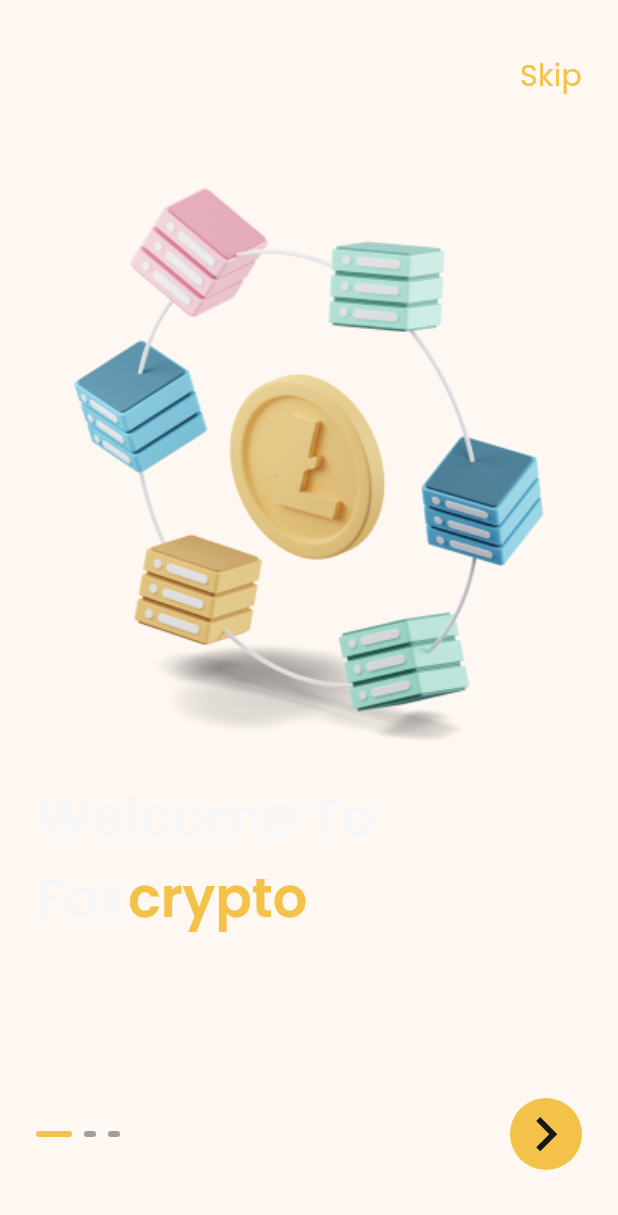
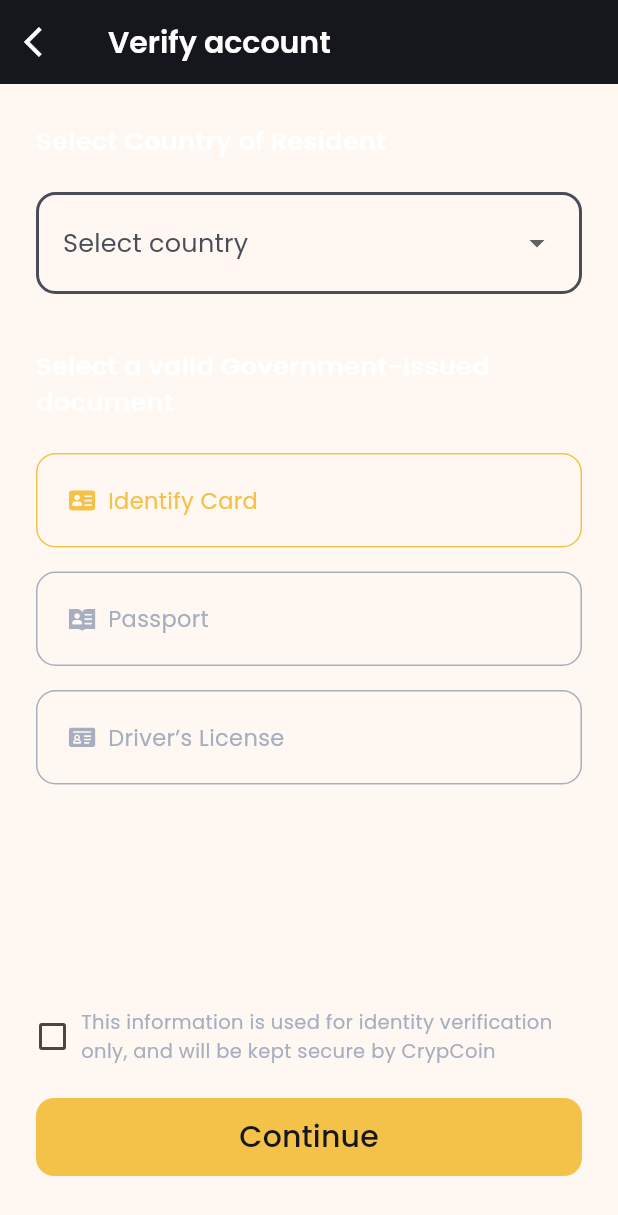
Before and after one commit to LuuNgocLan/fox-crypto-ui, a Flutter app: the screen it shows after launch, on a phone screen of 412 x 824 dp. Shown: the top 1215 px of the screen. Run offline on Flutter 3.47's test engine with Material 2 defaults, Android fonts, the phone set to English and light mode, and no system bars; drawn by our look-alikes of smooth_page_indicator; our stand-ins replace flutter_svg.

Commit message:
feat: account verification screen

```diff
--- a/lib/config/app_images.dart
+++ b/lib/config/app_images.dart
@@ -15,4 +15,7 @@ class AppImages {
   static const img1 = '$path/img_1.jpg';
   static const icGrowth = '$path/ic_growth.svg';
   static const imgCompleted = '$path/img_completed.png';
+  static const icIdentityCard = '$path/ic_identity_card.svg';
+  static const icPassport = '$path/ic_passport.svg';
+  static const icDrivenLicense = '$path/ic_driven_license.svg';
 }
--- a/lib/l10n/intl_en.arb
+++ b/lib/l10n/intl_en.arb
@@ -26,5 +26,18 @@
     "crypto": "crypto",
     "transaction_security": "Transaction \nSecurity ",
     "fast_and_reliable_market_update": "Fast and reliable \nMarket updated",
-    "skip": "Skip"
+    "skip": "Skip",
+    "verification": "Verification",
+    "code_have_been_sent_to_email": "Code have been sent to your email",
+    "resend_code": "Resend Code",
+    "verify": "Verify",
+    "verify_account": "Verify account",
+    "select_country_of_resident": "Select Country of Resident",
+    "select_country": "Select country",
+    "select_valid_government": "Select a valid Government-issued document",
+    "identify_card": "Identify Card",
+    "passport": "Passport",
+    "driver_license": "Driver’s License",
+    "verify_account_checkbox": "This information is used for identity verification only, and will be kept secure by CrypCoin",
+    "continue_action": "Continue"
 }
--- a/lib/main.dart
+++ b/lib/main.dart
@@ -41,7 +41,7 @@ class MyApp extends StatelessWidget {
         GlobalCupertinoLocalizations.delegate,
       ],
       supportedLocales: S.delegate.supportedLocales,
-      initialRoute: Routes.onboarding,
+      initialRoute: Routes.accountVerifyStep1,
       routes: Routes.routes,
     );
   }
--- a/lib/routes/routes.dart
+++ b/lib/routes/routes.dart
@@ -1,4 +1,5 @@
 import 'package:flutter/material.dart';
+import 'package:fox_crypto_ui/screens/account_verification/account_verification_page.dart';
 import 'package:fox_crypto_ui/screens/account_verification/completed_screen.dart';
 import 'package:fox_crypto_ui/screens/get_started/get_started_page.dart';
 import 'package:fox_crypto_ui/screens/home/home_page.dart';
@@ -28,7 +29,8 @@ class Routes {
     login: (BuildContext context) => const LoginPage(),
     signup: (BuildContext context) => const SignUpPage(),
     verificationCode: (BuildContext context) => const VerificationCodePage(),
-    accountVerifyStep1: (BuildContext context) => const SignUpPage(),
+    accountVerifyStep1: (BuildContext context) =>
+        const AccountVerificationPage(),
     accountVerifyStep2: (BuildContext context) => const SignUpPage(),
     accountVerifyStep3: (BuildContext context) => const SignUpPage(),
     completed: (BuildContext context) => const CompletedScreen(),
--- /dev/null
+++ b/lib/screens/account_verification/account_verification_page.dart
@@ -0,0 +1,196 @@
+import 'package:flutter/material.dart';
+import 'package:flutter_svg/svg.dart';
+import 'package:fox_crypto_ui/config/app_colors.dart';
+import 'package:fox_crypto_ui/config/app_images.dart';
+import 'package:fox_crypto_ui/config/app_text_style.dart';
+import 'package:fox_crypto_ui/generated/l10n.dart';
+import 'package:fox_crypto_ui/shared_view/common_app_bar.dart';
+import 'package:fox_crypto_ui/shared_view/common_button.dart';
+import 'package:fox_crypto_ui/shared_view/common_checkbox.dart';
+
+class AccountVerificationPage extends StatelessWidget {
+  const AccountVerificationPage({super.key});
+
+  @override
+  Widget build(BuildContext context) {
+    const List<String> list = <String>[
+      'One',
+      'Two',
+      'Three',
+      'Four',
+      'One',
+      'Two',
+      'Three',
+      'Four',
+      'One',
+      'Two',
+      'Three',
+      'Four',
+      'One',
+      'Two',
+      'Three',
+      'Four'
+    ];
+    return SafeArea(
+      child: Scaffold(
+        appBar: CommonAppBar(
+          title: S.current.verify_account,
+          onBack: () {
+            Navigator.pop(context);
+          },
+        ),
+        body: Padding(
+          padding: const EdgeInsets.symmetric(horizontal: 24.0),
+          child: Column(
+            mainAxisAlignment: MainAxisAlignment.start,
+            crossAxisAlignment: CrossAxisAlignment.start,
+            children: [
+              const SizedBox(height: 26.0),
+              Text(
+                S.current.select_country_of_resident,
+                style: const TextStyle(
+                    fontFamily: AppTextStyle.poppinsSemiBold,
+                    fontSize: 17.0,
+                    color: Colors.white),
+              ),
+              const SizedBox(height: 22.0),
+              Container(
+                decoration: BoxDecoration(
+                    border:
+                        Border.all(width: 2.0, color: AppColors.hintTextColor),
+                    borderRadius: BorderRadius.circular(13.0),
+                    shape: BoxShape.rectangle),
+                child: DropdownButton(
+                  underline: const SizedBox(),
+                  padding: const EdgeInsets.symmetric(
+                      horizontal: 16.0, vertical: 8.0),
+                  items: list.map<DropdownMenuItem<String>>(
+                    (String value) {
+                      return DropdownMenuItem<String>(
+                        value: value,
+                        child: Text(
+                          value,
+                          style: const TextStyle(
+                              color: Colors.white,
+                              fontFamily: AppTextStyle.poppinsRegular,
+                              fontSize: 17.0),
+                        ),
+                      );
+                    },
+                  ).toList(),
+                  onChanged: (value) {},
+                  hint: Text(
+                    S.current.select_country,
+                    style: const TextStyle(
+                      color: AppColors.hintTextColor,
+                      fontFamily: AppTextStyle.poppinsRegular,
+                      fontSize: 17.0,
+                    ),
+                  ),
+                  isExpanded: true,
+                ),
+              ),
+              const SizedBox(height: 36.0),
+              Text(
+                S.current.select_valid_government,
+                style: const TextStyle(
+                    fontFamily: AppTextStyle.poppinsSemiBold,
+                    fontSize: 17.0,
+                    color: Colors.white),
+              ),
+              const SizedBox(height: 22.0),
+              ListView(
+                shrinkWrap: true,
+                children: [
+                  Container(
+                    padding: const EdgeInsets.all(20.0),
+                    decoration: BoxDecoration(
+                      shape: BoxShape.rectangle,
+                      borderRadius: BorderRadius.circular(13.0),
+                      border: Border.all(color: AppColors.primary),
+                    ),
+                    child: Row(
+                      children: [
+                        SvgPicture.asset(AppImages.icIdentityCard),
+                        const SizedBox(width: 8.0),
+                        Text(
+                          S.current.identify_card,
+                          style: const TextStyle(
+                              fontFamily: AppTextStyle.poppinsRegular,
+                              fontSize: 15.0,
+                              color: AppColors.primary),
+                        )
+                      ],
+                    ),
+                  ),
+                  const SizedBox(height: 16.0),
+                  Container(
+                    padding: const EdgeInsets.all(20.0),
+                    decoration: BoxDecoration(
+                      shape: BoxShape.rectangle,
+                      borderRadius: BorderRadius.circular(13.0),
+                      border: Border.all(color: AppColors.placeHolder),
+                    ),
+                    child: Row(
+                      children: [
+                        SvgPicture.asset(AppImages.icPassport),
+                        const SizedBox(width: 8.0),
+                        Text(
+                          S.current.passport,
+                          style: const TextStyle(
+                              fontFamily: AppTextStyle.poppinsRegular,
+                              fontSize: 15.0,
+                              color: AppColors.placeHolder),
+                        )
+                      ],
+                    ),
+                  ),
+                  const SizedBox(height: 16.0),
+                  Container(
+                    padding: const EdgeInsets.all(20.0),
+                    decoration: BoxDecoration(
+                      shape: BoxShape.rectangle,
+                      borderRadius: BorderRadius.circular(13.0),
+                      border: Border.all(color: AppColors.placeHolder),
+                    ),
+                    child: Row(
+                      children: [
+                        SvgPicture.asset(AppImages.icDrivenLicense),
+                        const SizedBox(width: 8.0),
+                        Text(
+                          S.current.driver_license,
+                          style: const TextStyle(
+                              fontFamily: AppTextStyle.poppinsRegular,
+                              fontSize: 15.0,
+                              color: AppColors.placeHolder),
+                        )
+                      ],
+                    ),
+                  )
+                ],
+              ),
+              const Spacer(),
+              CommonCheckbox(
+                content: Text(
+                  S.current.verify_account_checkbox,
+                  style: const TextStyle(
+                    fontFamily: AppTextStyle.poppinsRegular,
+                    fontSize: 13.0,
+                    color: AppColors.placeHolder,
+                  ),
+                ),
+                onPressed: (value) {},
+              ),
+              const SizedBox(height: 22.0),
+              CommonButton(
+                label: S.current.continue_action,
+                onAction: () {},
+              ),
+              const SizedBox(height: 40.0),
+            ],
+          ),
+        ),
+      ),
+    );
+  }
+}
--- a/lib/screens/sign_up/sign_up_page.dart
+++ b/lib/screens/sign_up/sign_up_page.dart
@@ -43,7 +43,7 @@ class SignUpPage extends StatelessWidget {
               const SizedBox(height: 4.0),
               Text(
                 S.current.password_rule,
-                style: TextStyle(
+                style: const TextStyle(
                   color: AppColors.placeHolder,
                   fontFamily: AppTextStyle.poppinsRegular,
                   fontSize: 13.0,
--- a/lib/screens/verification_code/verification_code_page.dart
+++ b/lib/screens/verification_code/verification_code_page.dart
@@ -1,6 +1,7 @@
 import 'package:flutter/material.dart';
 import 'package:fox_crypto_ui/config/app_colors.dart';
 import 'package:fox_crypto_ui/config/app_text_style.dart';
+import 'package:fox_crypto_ui/generated/l10n.dart';
 import 'package:fox_crypto_ui/routes/routes.dart';
 import 'package:fox_crypto_ui/screens/verification_code/widgets/input_code.dart';
 import 'package:fox_crypto_ui/screens/verification_code/widgets/timer_view.dart';
@@ -19,7 +20,7 @@ class VerificationCodePage extends StatelessWidget {
       top: false,
       child: Scaffold(
         appBar: CommonAppBar(
-          title: "Verification",
+          title: S.current.verification,
           onBack: () {
             Navigator.pop(context);
           },
@@ -30,9 +31,9 @@ class VerificationCodePage extends StatelessWidget {
             crossAxisAlignment: CrossAxisAlignment.start,
             children: [
               const SizedBox(height: 24.0),
-              const Text(
-                "Code have been sent to your email",
-                style: TextStyle(
+              Text(
+                S.current.code_have_been_sent_to_email,
+                style: const TextStyle(
                   fontFamily: AppTextStyle.poppinsRegular,
                   color: AppColors.placeHolder,
                   fontSize: 16.0,
@@ -74,10 +75,10 @@ class VerificationCodePage extends StatelessWidget {
                     print("resend code");
                   }
                 },
-                child: const Center(
+                child: Center(
                   child: Text(
-                    "Resend Code",
-                    style: TextStyle(
+                    S.current.resend_code,
+                    style: const TextStyle(
                       fontFamily: AppTextStyle.poppinsSemiBold,
                       color: AppColors.primary,
                       fontSize: 18.0,
@@ -90,7 +91,7 @@ class VerificationCodePage extends StatelessWidget {
                   onAction: () {
                     Navigator.popAndPushNamed(context, Routes.home);
                   },
-                  label: "Verify"),
+                  label: S.current.verify),
             ],
           ),
         ),
--- a/lib/shared_view/common_checkbox.dart
+++ b/lib/shared_view/common_checkbox.dart
@@ -35,7 +35,7 @@ class _CommonCheckbox extends State<CommonCheckbox> {
           ),
         ),
         const SizedBox(width: 8.0),
-        widget.content,
+        Expanded(child: widget.content),
       ],
     );
   }
```
Also changed, not shown: assets/images/ic_driven_license.svg (added), assets/images/ic_identity_card.svg (added), assets/images/ic_passport.svg (added), lib/generated/intl/messages_en.dart, lib/generated/l10n.dart.
